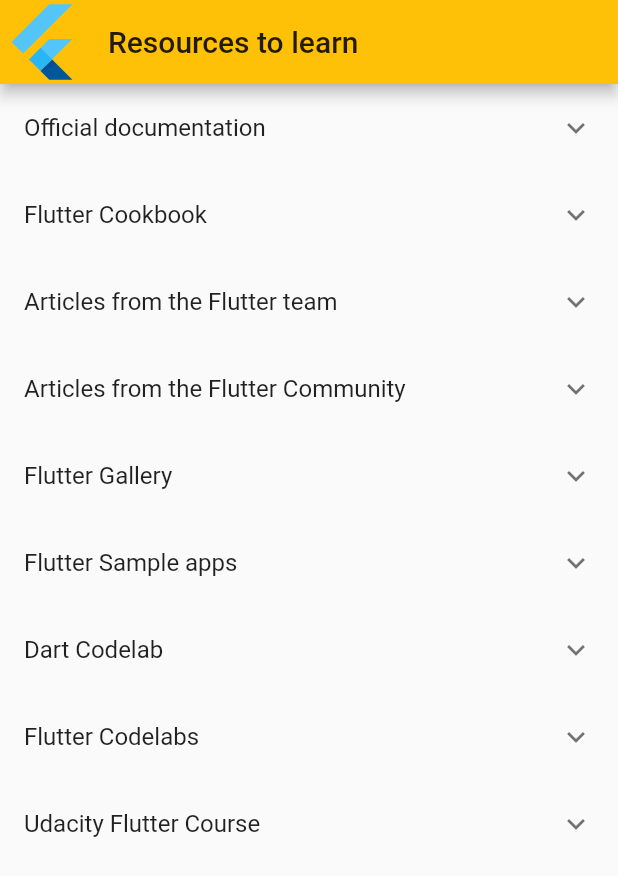
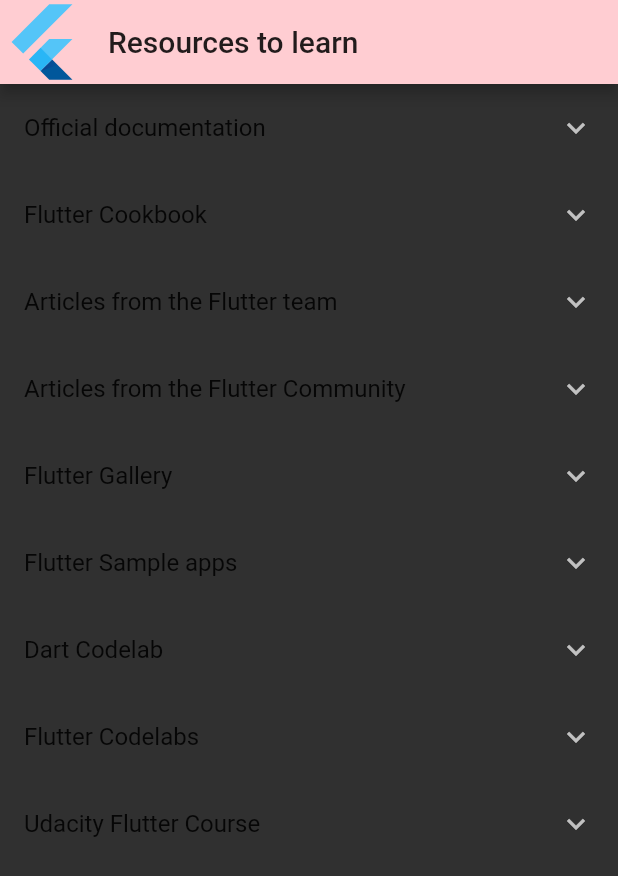
Before and after one commit to laramartin/flutter-webview-demo, a Flutter app: the screen it shows after launch, on a phone screen of 412 x 824 dp. Shown: the top 876 px of the screen. Run offline on Flutter 3.47's test engine with Material 2 defaults, Android fonts, the phone set to English and light mode, and no system bars.

```diff
--- a/lib/main.dart
+++ b/lib/main.dart
@@ -11,7 +11,11 @@ class MyApp extends StatelessWidget {
     return MaterialApp(
       title: 'Resources to learn Flutter',
       theme: ThemeData(
-        primarySwatch: Colors.amber,
+        brightness: Brightness.dark,
+        primaryColorDark: Color(0xffef9a9a),
+        primaryColor: Color(0xffffcdd2),
+        accentColor: Colors.pink[100],
+        textTheme: Typography.blackMountainView
       ),
       home: Scaffold(
         appBar: AppBar(
```
